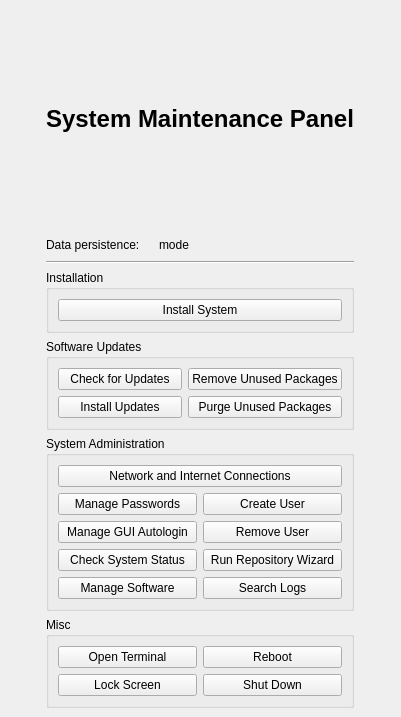
This is ui/ui_mainwindow.ui in Kicksecure/sysmaint-panel as Qt 5 draws it before an edit. The edited form follows.
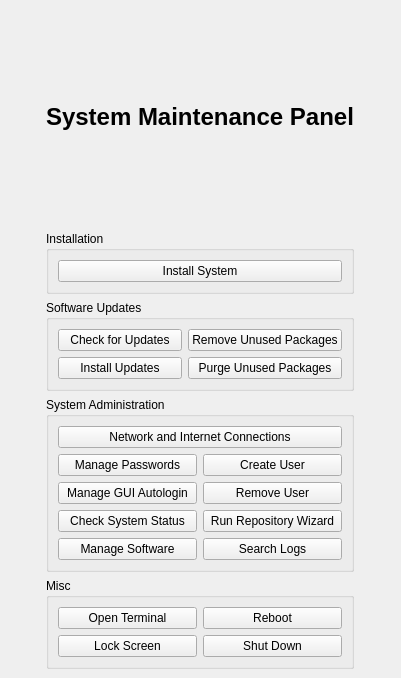
This is the edited form.

Commit message: Remove obsolete live mode indicator (replaced by livecheck applet from desktop-config-dist)

```diff
--- a/ui/ui_mainwindow.ui
+++ b/ui/ui_mainwindow.ui
@@ -7,7 +7,7 @@
     <x>0</x>
     <y>0</y>
     <width>401</width>
-    <height>717</height>
+    <height>678</height>
    </rect>
   </property>
   <property name="windowTitle">
@@ -50,54 +50,6 @@
     </item>
     <item row="1" column="1">
      <layout class="QVBoxLayout" name="verticalLayout">
-      <item>
-       <layout class="QHBoxLayout" name="horizontalLayout">
-        <item>
-         <widget class="QLabel" name="label_2">
-          <property name="text">
-           <string>Data persistence:</string>
-          </property>
-          <property name="scaledContents">
-           <bool>false</bool>
-          </property>
-         </widget>
-        </item>
-        <item>
-         <widget class="QLabel" name="bootModeIconLabel">
-          <property name="text">
-           <string/>
-          </property>
-         </widget>
-        </item>
-        <item>
-         <widget class="QLabel" name="bootModeNameLabel">
-          <property name="text">
-           <string>mode</string>
-          </property>
-         </widget>
-        </item>
-        <item>
-         <spacer name="horizontalSpacer_3">
-          <property name="orientation">
-           <enum>Qt::Horizontal</enum>
-          </property>
-          <property name="sizeHint" stdset="0">
-           <size>
-            <width>40</width>
-            <height>20</height>
-           </size>
-          </property>
-         </spacer>
-        </item>
-       </layout>
-      </item>
-      <item>
-       <widget class="Line" name="line">
-        <property name="orientation">
-         <enum>Qt::Horizontal</enum>
-        </property>
-       </widget>
-      </item>
       <item>
        <widget class="QGroupBox" name="installationGroupBox">
         <property name="title">
```
The commit also changes 2 other files.
